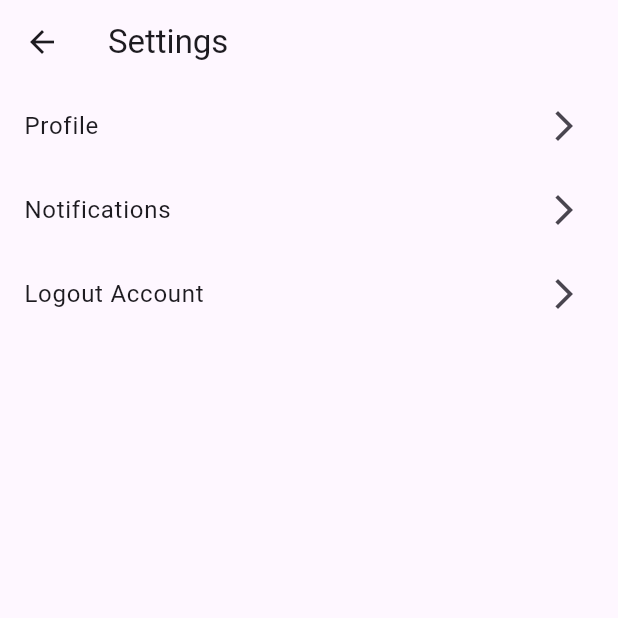
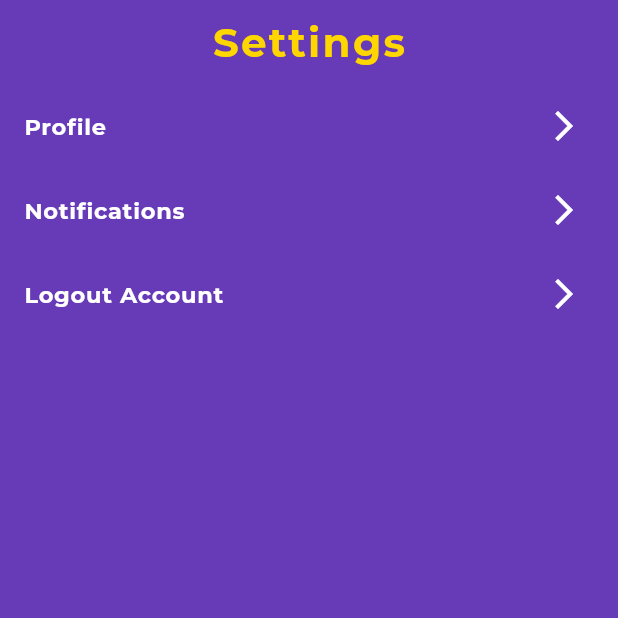
Before and after one commit to adlinzahid/SafeDrive, a Flutter app: the Settings screen opened by its route, on a phone screen of 412 x 824 dp, the top half of it. Run offline on Flutter 3.47's test engine with Material 3 defaults, Android fonts, the phone set to English and light mode, and no system bars; our stand-ins replace animated_splash_screen, firebase_auth, firebase_core, google_nav_bar, lottie; accounts and stored records are empty; project files that could hold a hidden picture were left out.

Commit message:
Refactor Settings UI with const constructors, updated app bar styling, and improved text aesthetics

```diff
--- a/lib/ui_screens/settings/settings.dart
+++ b/lib/ui_screens/settings/settings.dart
@@ -1,7 +1,7 @@
 import 'package:flutter/material.dart';
 
 class Settings extends StatefulWidget {
-  Settings({super.key});
+  const Settings({super.key});
   @override
   State<Settings> createState() => _SettingsState();
 }
@@ -10,8 +10,18 @@ class _SettingsState extends State<Settings> {
   @override
   Widget build(BuildContext context) {
     return Scaffold(
+      backgroundColor: Colors.deepPurple,
       appBar: AppBar(
-        title: Text('Settings'),
+        backgroundColor: Colors.deepPurple,
+        automaticallyImplyLeading: false,
+        title: Text('Settings',
+            style: TextStyle(
+                fontFamily: 'Montserrat',
+                fontWeight: FontWeight.bold,
+                fontSize: 27,
+                color: Colors.yellowAccent[700],
+                letterSpacing: 1.5)),
+        centerTitle: true,
       ),
       body: ListView(
         children: [
@@ -19,23 +29,40 @@ class _SettingsState extends State<Settings> {
             crossAxisAlignment: CrossAxisAlignment.start,
             children: [
               ListTile(
-                title: Text('Profile'),
-                trailing: Icon(Icons.arrow_forward_ios),
+                title: const Text('Profile',
+                    style: TextStyle(
+                        fontFamily: 'Montserrat',
+                        fontWeight: FontWeight.w600,
+                        fontSize: 15,
+                        color: Colors.white)),
+                trailing:
+                    const Icon(Icons.arrow_forward_ios, color: Colors.white),
                 onTap: () {
-                    Navigator.pushNamed(context, '/userprofile'); // route
+                  Navigator.pushNamed(context, '/userprofile'); // route
                 },
-
               ),
               ListTile(
-                title: Text('Notifications'),
-                trailing: Icon(Icons.arrow_forward_ios),
+                title: const Text('Notifications',
+                    style: TextStyle(
+                        fontFamily: 'Montserrat',
+                        fontWeight: FontWeight.w600,
+                        fontSize: 15,
+                        color: Colors.white)),
+                trailing:
+                    const Icon(Icons.arrow_forward_ios, color: Colors.white),
                 onTap: () {
                   Navigator.pushNamed(context, 'Notifications'); // route
                 },
               ),
               ListTile(
-                title: Text('Logout Account'),
-                trailing: Icon(Icons.arrow_forward_ios),
+                title: const Text('Logout Account',
+                    style: TextStyle(
+                        fontFamily: 'Montserrat',
+                        fontWeight: FontWeight.w600,
+                        fontSize: 15,
+                        color: Colors.white)),
+                trailing:
+                    const Icon(Icons.arrow_forward_ios, color: Colors.white),
                 onTap: () {
                   // Implement logout functionality here
                 },
```
